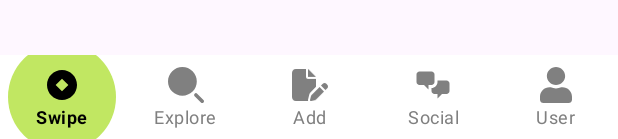
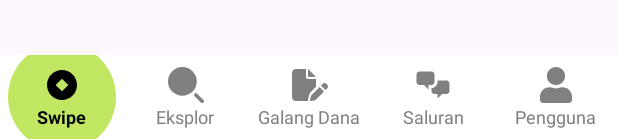
Before and after one commit to gresss27/Rahmat-UX, an Android app: the layout activity_main.xml on its own in the app's theme, with its tools: preview values and no code run, on a phone screen of 412 x 824 dp. Shown: the part 1097-1236 px from the top of the screen. Run offline under Robolectric (Android 15) with nearby library versions, the phone set to English and light mode, and no system bars.

Commit message:
Navbar language Indonesia (Oxy)

```diff
--- a/app/src/main/res/menu/bottom_nav_menu.xml
+++ b/app/src/main/res/menu/bottom_nav_menu.xml
@@ -8,20 +8,20 @@
     <item
         android:id="@+id/navigation_explore"
         android:icon="@drawable/ic_explore"
-        android:title="Explore" />
+        android:title="Eksplor" />
 
     <item
         android:id="@+id/navigation_add_campaign"
         android:icon="@drawable/ic_add_campaign"
-        android:title="Add" />
+        android:title="Galang Dana" />
 
     <item
         android:id="@+id/navigation_social"
         android:icon="@drawable/ic_social"
-        android:title="Social" />
+        android:title="Saluran" />
 
     <item
         android:id="@+id/navigation_user"
         android:icon="@drawable/ic_user"
-        android:title="User" />
+        android:title="Pengguna" />
 </menu>
--- a/app/src/main/res/values/themes.xml
+++ b/app/src/main/res/values/themes.xml
@@ -8,6 +8,16 @@
     <style name="NoRippleStyle" parent="Widget.MaterialComponents.BottomNavigationView">
         <item name="rippleColor">@android:color/transparent</item>
         <item name="itemIconSize">24dp</item> <!-- or 28dp -->
+        <item name="itemTextAppearanceActive">@style/BottomNavTextMultiline</item>
+        <item name="itemTextAppearanceInactive">@style/BottomNavTextMultiline</item>
+
+    </style>
+    <style name="BottomNavTextMultiline" parent="TextAppearance.AppCompat.Caption">
+        <item name="android:textSize">12sp</item>
+        <item name="android:maxLines">2</item>
+        <item name="android:ellipsize">none</item>
+        <item name="android:lineSpacingExtra">0dp</item>
+        <item name="android:textAlignment">center</item>
     </style>
 
 
```
